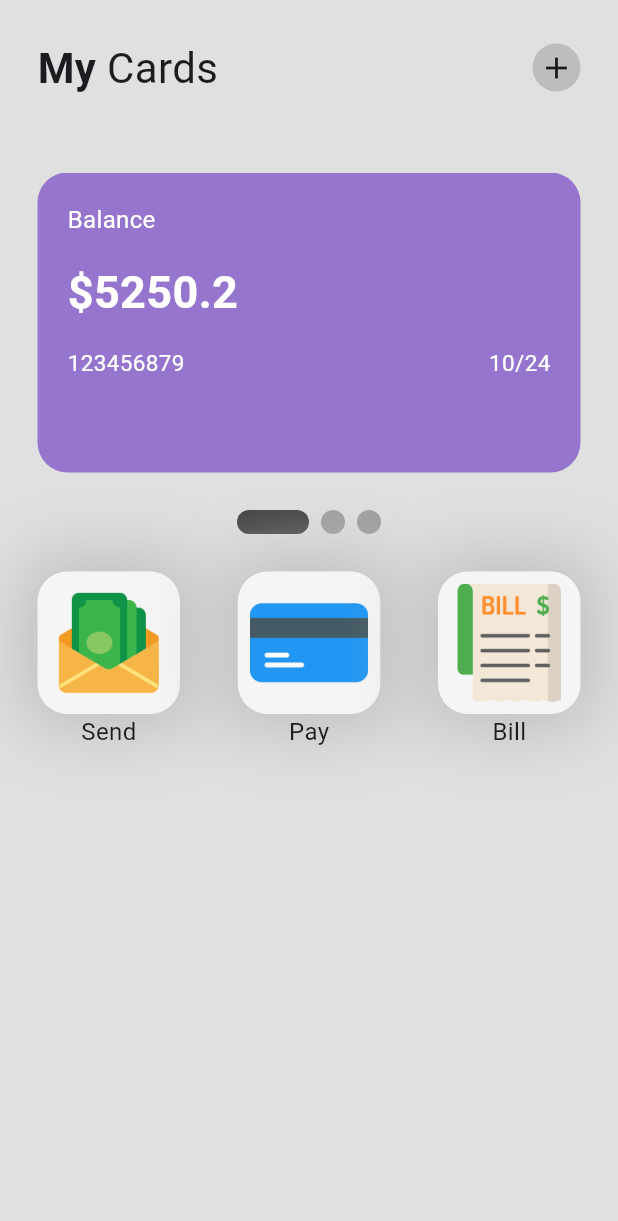
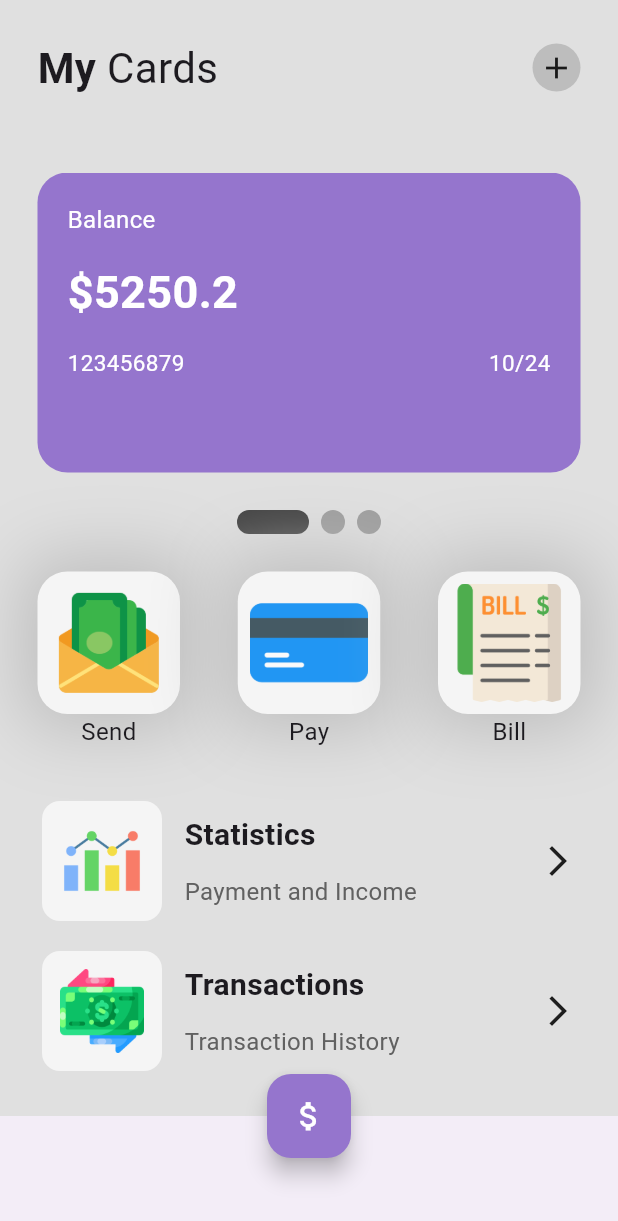
Before and after one commit to DivyaAKumar/wallet_ui, a Flutter app: the screen it shows after launch, on a phone screen of 412 x 824 dp. Shown: the top 1221 px of the screen. Run offline on Flutter 3.47's test engine with Material 3 defaults, Android fonts, the phone set to English and light mode, and no system bars; drawn by our look-alikes of smooth_page_indicator.

Commit message:
created statistic and transaction section with floating action button

```diff
--- a/lib/pages/home_page.dart
+++ b/lib/pages/home_page.dart
@@ -2,6 +2,7 @@ import 'package:flutter/material.dart';
 import 'package:smooth_page_indicator/smooth_page_indicator.dart';
 import 'package:wallet_ui/util/my_button.dart';
 import 'package:wallet_ui/util/my_card.dart';
+import 'package:wallet_ui/util/my_list_tile.dart';
 
 class HomePage extends StatefulWidget{
   @override
@@ -13,7 +14,17 @@ class _HomePageState extends State<HomePage> {
   final _controller = PageController();
   @override
   Widget build(BuildContext context) {
+
     return Scaffold(
+      floatingActionButton: FloatingActionButton(onPressed: () {
+
+      },
+      backgroundColor: Colors.deepPurple[300],
+      child: Icon(Icons.attach_money_outlined,color: Colors.white,size: 25,),),
+      floatingActionButtonLocation: FloatingActionButtonLocation.centerDocked,
+      bottomNavigationBar: BottomAppBar(
+
+      ),
       backgroundColor: Colors.grey[300],
       body: SafeArea(
         child: Column(children: [
@@ -118,10 +129,26 @@ class _HomePageState extends State<HomePage> {
 
               ],//end of row children
             ),
-          )
+          ),
+
+        SizedBox(height: 25,),
+          //column of stats + transaction
 
 
-          //column of stats + transaction
+          Padding(
+            padding: const EdgeInsets.symmetric(horizontal: 18),
+            child: Column(
+              children: [
+                //stats
+                MyListTile(tileImagePath: "lib/icons/statistics.png", tileText: "Statistics", subTileText: "Payment and Income"),
+                 //transaction
+            MyListTile(tileImagePath: "lib/icons/transaction.png", tileText: "Transactions", subTileText: "Transaction History")
+              ],
+            ),
+          ),
+
+
+
 
          ],//end of main column children
         ),
--- /dev/null
+++ b/lib/util/my_list_tile.dart
@@ -0,0 +1,59 @@
+import 'package:flutter/material.dart';
+
+class MyListTile extends StatelessWidget {
+  final String tileImagePath;
+  final String tileText;
+  final String subTileText;
+
+  const MyListTile({super.key, required this.tileImagePath, required this.tileText, required this.subTileText});
+  @override
+  Widget build(BuildContext context) {
+    return Padding(
+            padding: const EdgeInsets.all(10),
+            child: Row(
+              mainAxisAlignment: MainAxisAlignment.spaceBetween,
+
+              children: [
+                //icon
+
+                Row(
+                  children: [
+                    Container(
+                      padding: EdgeInsets.all(12),
+                      decoration: BoxDecoration(
+                        color: Colors.grey[100],
+                        borderRadius: BorderRadius.circular(12),
+
+                      ),
+                      height: 80,
+                      child: Image.asset(tileImagePath)),
+
+                       SizedBox(width: 15,),
+
+
+                //column
+                Column(
+                  crossAxisAlignment: CrossAxisAlignment.start,
+                  children: [
+                    Text(tileText,style: TextStyle(fontWeight: FontWeight.bold,fontSize: 20),),
+                    SizedBox(height: 12,),
+                    Text(subTileText,style: TextStyle(color: Colors.grey.shade700, fontSize: 16 ),),
+                  ],//small- column children
+                ),
+
+
+
+                  ],//end of grped row children
+                ),
+
+
+
+                 //arrow icon
+                 Icon(Icons.arrow_forward_ios),
+
+
+              ],//end of row children
+            ),
+          );
+  }
+}
```
